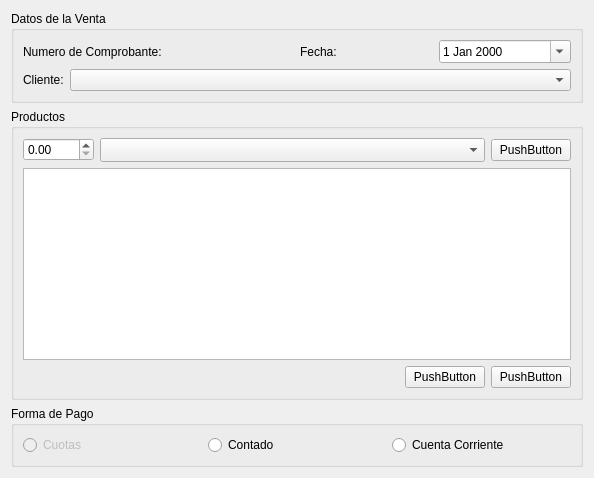
Old version of the form trunk/plugins/ventas/FormAgregarVentaBase.ui in the repository chungote/gestotux.
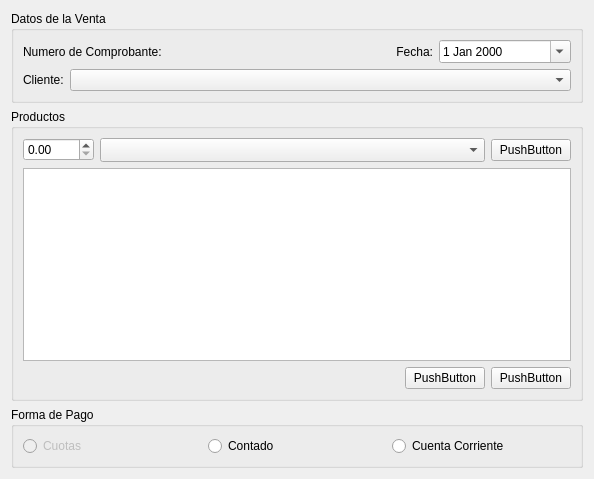
New version of the form. Custom widgets are drawn as their Qt base class.

```diff
--- a/trunk/plugins/ventas/FormAgregarVentaBase.ui
+++ b/trunk/plugins/ventas/FormAgregarVentaBase.ui
@@ -7,7 +7,7 @@
     <x>0</x>
     <y>0</y>
     <width>594</width>
-    <height>446</height>
+    <height>479</height>
    </rect>
   </property>
   <property name="windowTitle">
@@ -42,6 +42,9 @@
             <property name="text">
              <string>Fecha:</string>
             </property>
+            <property name="alignment">
+             <set>Qt::AlignRight|Qt::AlignTrailing|Qt::AlignVCenter</set>
+            </property>
            </widget>
           </item>
           <item>
```
